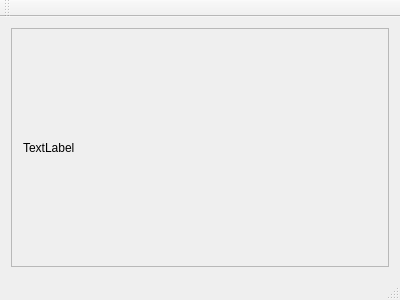
First picture: the form in Application/mainwindow.ui, repository clement-nardi/StarMovieCollection, before the edit.
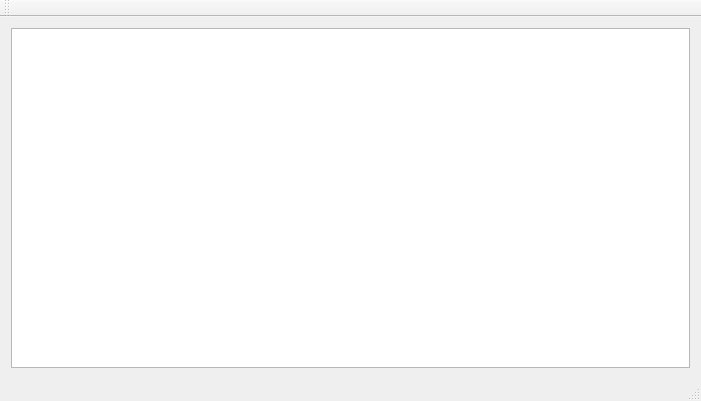
Second picture: the form after the edit.

Patch:
```diff
--- a/Application/mainwindow.ui
+++ b/Application/mainwindow.ui
@@ -6,8 +6,8 @@
    <rect>
     <x>0</x>
     <y>0</y>
-    <width>400</width>
-    <height>300</height>
+    <width>701</width>
+    <height>401</height>
    </rect>
   </property>
   <property name="windowTitle">
@@ -16,29 +16,10 @@
   <widget class="QWidget" name="centralWidget">
    <layout class="QVBoxLayout" name="verticalLayout_2">
     <item>
-     <widget class="QScrollArea" name="scrollArea">
-      <property name="widgetResizable">
+     <widget class="QTableView" name="movieCollectionTable">
+      <attribute name="horizontalHeaderStretchLastSection">
        <bool>true</bool>
-      </property>
-      <widget class="QWidget" name="scrollAreaWidgetContents">
-       <property name="geometry">
-        <rect>
-         <x>0</x>
-         <y>0</y>
-         <width>386</width>
-         <height>237</height>
-        </rect>
-       </property>
-       <layout class="QVBoxLayout" name="verticalLayout_3">
-        <item>
-         <widget class="QLabel" name="label">
-          <property name="text">
-           <string>TextLabel</string>
-          </property>
-         </widget>
-        </item>
-       </layout>
-      </widget>
+      </attribute>
      </widget>
     </item>
    </layout>
```
Left out of the diff: 2 changed lines with no effect on the pictures.
